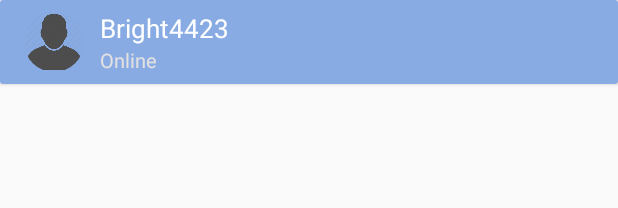
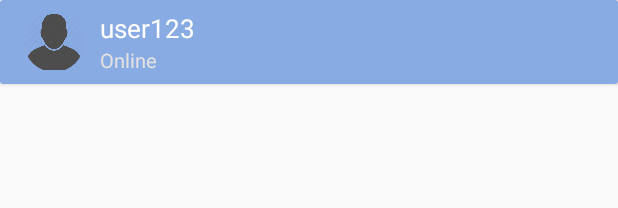
Before and after one commit to rachelbo/Yuda-new, an Android app: the layout toolbar_chat.xml on its own in the app's theme, with its tools: preview values and no code run, on a phone screen of 412 x 824 dp. Shown: the top 208 px of the screen. Run offline under Robolectric (Android 15) with nearby library versions, the phone set to English and light mode, and no system bars; network calls fail.

Commit message:
just few changes..

```diff
--- a/app/src/main/res/layout/items_inboxs.xml
+++ b/app/src/main/res/layout/items_inboxs.xml
@@ -34,9 +34,9 @@
                 android:layout_width="0dp"
                 android:layout_height="wrap_content"
                 android:layout_weight="1"
+                android:ellipsize="end"
                 android:lines="1"
-                android:ellipsize="end"
-                android:text="Celestine"
+                android:text="user123"
                 android:textColor="#000"
                 android:textSize="17sp" />
 
--- a/app/src/main/res/layout/toolbar_chat.xml
+++ b/app/src/main/res/layout/toolbar_chat.xml
@@ -35,15 +35,16 @@
             android:layout_marginLeft="5dp"
             android:background="@color/colorPrimary"
             android:orientation="vertical">
+
             <TextView
                 android:id="@+id/username"
                 android:layout_width="wrap_content"
                 android:layout_height="wrap_content"
-                android:textSize="17sp"
+                android:background="@color/colorPrimary"
                 android:lines="1"
-                android:background="@color/colorPrimary"
-                android:text="Bright4423"
-                android:textColor="#fff"/>
+                android:text="user123"
+                android:textColor="#fff"
+                android:textSize="17sp" />
             <TextView
                 android:id="@+id/active"
                 android:layout_width="wrap_content"
```
Also changed, not shown: app/src/main/res/layout/sent_message_group.xml (+4 -3 lines).
